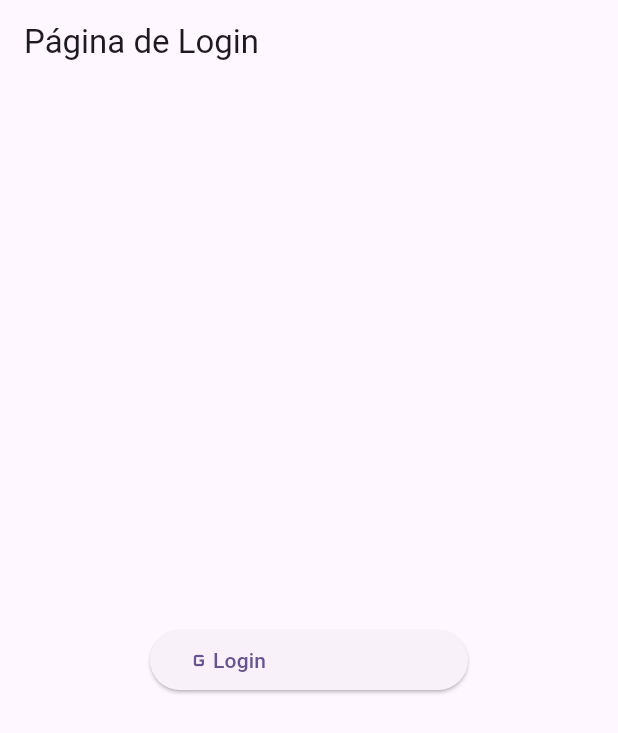
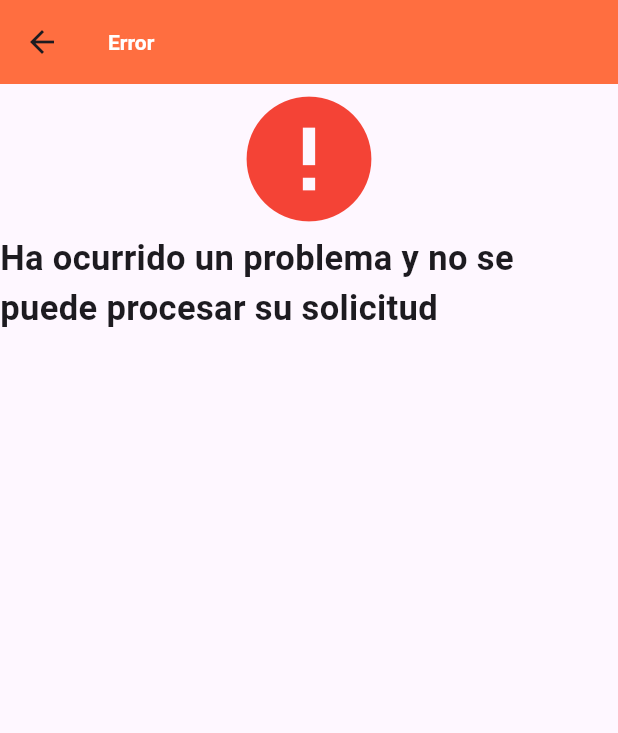
Before and after one commit to ssalazar-utem/cm-202402-app, a Flutter app: the screen it shows after launch, after a tap on "Login", on a phone screen of 412 x 824 dp. Shown: the top 733 px of the screen. Run offline on Flutter 3.47's test engine with Material 3 defaults, Android fonts, the phone set to English and light mode, and no system bars; our stand-ins replace google_sign_in, logger, shared_preferences.

Commit message:
Clase 05/09/2024

```diff
--- /dev/null
+++ b/app/lib/screens/error_screen.dart
@@ -0,0 +1,23 @@
+import 'package:cm/widgets/barra_app.dart';
+import 'package:flutter/material.dart';
+
+class ErrorScreen extends StatelessWidget {
+  const ErrorScreen({super.key});
+
+  @override
+  Widget build(BuildContext context) {
+    return const Scaffold(
+      appBar: BarraApp(titulo: 'Error'),
+      body: Center(
+        child: Column(
+          crossAxisAlignment: CrossAxisAlignment.center,
+          children: [
+            Icon(Icons.error, size: 100, color: Colors.red),
+            Text('Ha ocurrido un problema y no se puede procesar su solicitud',
+                style: TextStyle(fontSize: 23.0, fontWeight: FontWeight.bold))
+          ],
+        ),
+      ),
+    );
+  }
+}
--- a/app/lib/screens/home_screen.dart
+++ b/app/lib/screens/home_screen.dart
@@ -0,0 +1,13 @@
+import 'package:cm/widgets/barra_app.dart';
+import 'package:flutter/material.dart';
+
+class HomeScreen extends StatelessWidget {
+  const HomeScreen({super.key});
+
+  @override
+  Widget build(BuildContext context) {
+    return const Scaffold(
+        appBar: BarraApp(titulo: 'Inicio'),
+        body: const Center(child: Text('Estoy dentro')));
+  }
+}
--- a/app/lib/screens/login_screen.dart
+++ b/app/lib/screens/login_screen.dart
@@ -1,4 +1,7 @@
+import 'package:cm/screens/error_screen.dart';
+import 'package:cm/screens/home_screen.dart';
 import 'package:cm/services/google_service.dart';
+import 'package:cm/widgets/barra_app.dart';
 import 'package:flutter/material.dart';
 import 'package:logger/logger.dart';
 
@@ -10,7 +13,7 @@ class LoginScreen extends StatelessWidget {
   @override
   Widget build(BuildContext context) {
     return Scaffold(
-      appBar: AppBar(title: const Text('Página de Login')),
+      appBar: const BarraApp(titulo: 'Página de Login'),
       body: Center(
         child: Padding(
           padding: const EdgeInsets.all(100.0),
@@ -19,8 +22,16 @@ class LoginScreen extends StatelessWidget {
                 GoogleService.logIn().then((result) {
                   if (result) {
                     _logger.i('Me autentiqué super bien');
+                    Navigator.push(
+                        context,
+                        MaterialPageRoute(
+                            builder: (context) => const HomeScreen()));
                   } else {
                     _logger.e('Fui terrible de bueno');
+                    Navigator.push(context,
+                        MaterialPageRoute(builder: (context) {
+                      return const ErrorScreen();
+                    }));
                   }
                 });
               },
--- a/app/lib/services/google_service.dart
+++ b/app/lib/services/google_service.dart
@@ -1,5 +1,6 @@
 import 'package:google_sign_in/google_sign_in.dart';
 import 'package:logger/logger.dart';
+import 'package:shared_preferences/shared_preferences.dart';
 
 class GoogleService {
   static final Logger _logger = Logger();
@@ -17,6 +18,15 @@ class GoogleService {
         _logger.d('Token: $idToken');
         _logger.d('Access: $accessToken');
         ok = idToken.isNotEmpty && accessToken.isNotEmpty;
+        if (ok) {
+          SharedPreferences.getInstance().then((current) {
+            current.setString('idToken', idToken);
+            current.setString('accessToken', accessToken);
+            current.setString('email', account.email);
+            current.setString('name', account.displayName ?? '');
+            current.setString('image', account.photoUrl ?? '');
+          });
+        }
       }
     } catch (error, stackTrace) {
       ok = false;
--- /dev/null
+++ b/app/lib/widgets/barra_app.dart
@@ -0,0 +1,20 @@
+import 'package:flutter/material.dart';
+
+class BarraApp extends StatelessWidget implements PreferredSizeWidget {
+  final String titulo;
+
+  const BarraApp({super.key, required this.titulo});
+
+  @override
+  Widget build(BuildContext context) {
+    return AppBar(
+      titleTextStyle:
+          const TextStyle(color: Colors.white, fontWeight: FontWeight.bold),
+      backgroundColor: Colors.deepOrangeAccent,
+      title: Text(titulo),
+    );
+  }
+
+  @override
+  Size get preferredSize => const Size.fromHeight(kToolbarHeight);
+}
--- a/app/pubspec.yaml
+++ b/app/pubspec.yaml
@@ -38,6 +38,7 @@ dependencies:
   logger: ^2.4.0
   dio: ^5.6.0
   google_sign_in: ^6.2.1
+  shared_preferences: ^2.3.2
 
 dev_dependencies:
   flutter_test:
```
Also changed, not shown: 1 other file.
